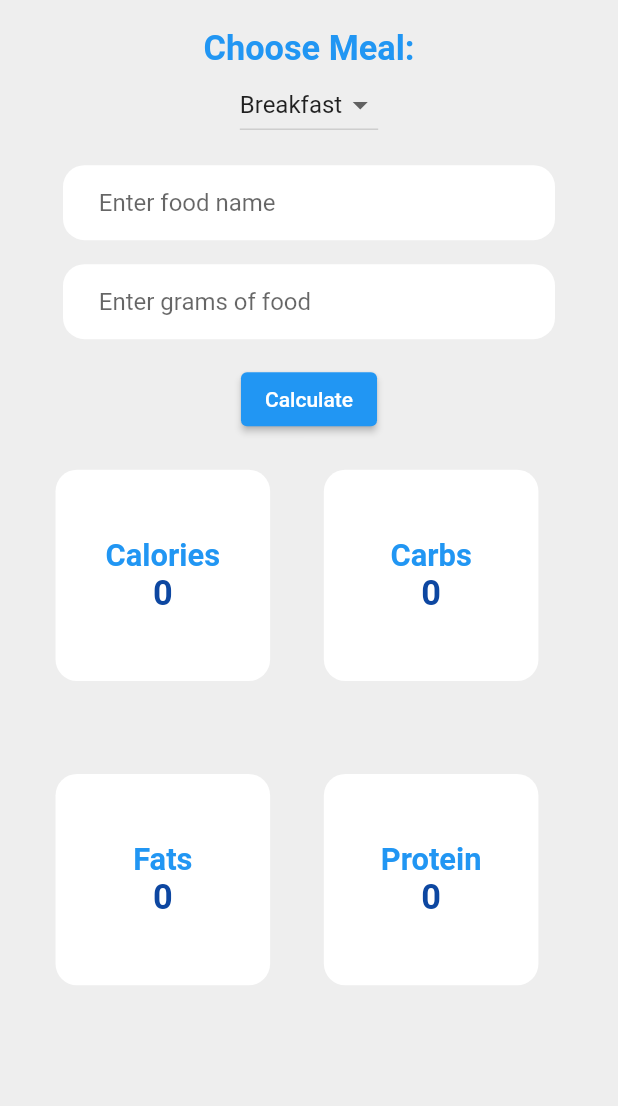
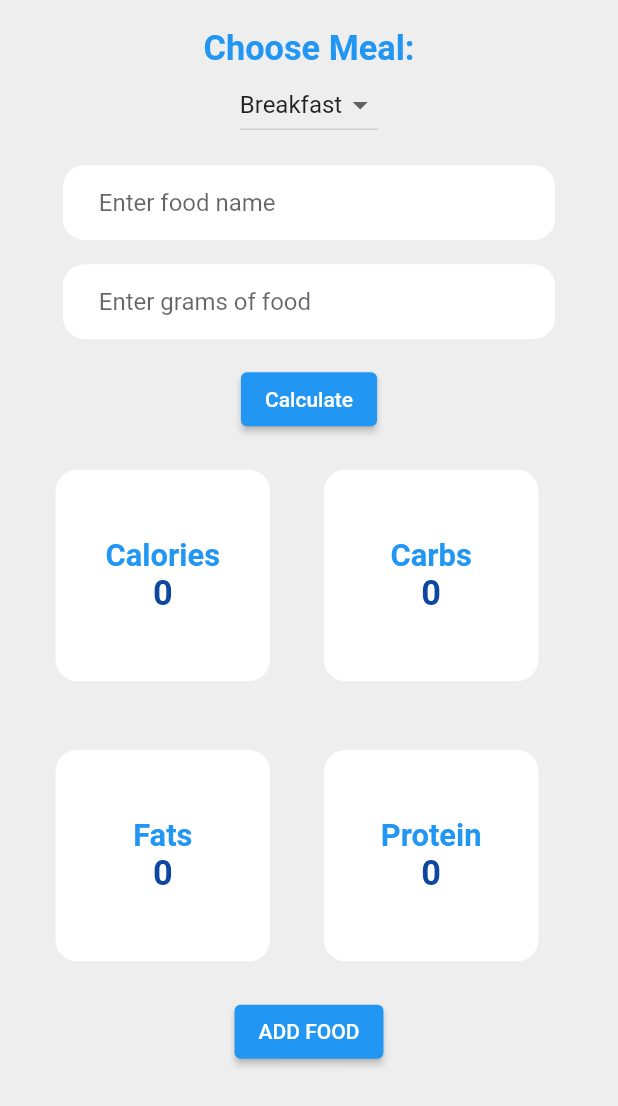
Before and after one commit to Md-Shadiuzzaman-Khan/Health-Tracker, a Flutter app: the NutritionCalculator screen opened directly, on a phone screen of 412 x 824 dp. Shown: the top 1106 px of the screen. Run offline on Flutter 3.47's test engine with Material 2 defaults, Android fonts, the light colour scheme and no system bars; our stand-ins replace dot_navigation_bar, flutter_screenutil, flutter_svg, font_awesome_flutter, percent_indicator and 2 more; missing offline and left inert: dart:ffi.

Commit message:
Initial commit

```diff
--- a/lib/screens/main_pages/free_diet.dart
+++ b/lib/screens/main_pages/free_diet.dart
@@ -1,7 +1,10 @@
 import 'dart:convert';
+import 'dart:ffi';
 
 import 'package:flutter/material.dart';
 import 'package:flutter_screenutil/flutter_screenutil.dart';
+import 'package:health_tracker/screens/main_pages/bottom_bar.dart';
+import 'package:health_tracker/screens/main_pages/home_page.dart';
 import 'package:http/http.dart' as http;
 
 class NutritionCalculator extends StatefulWidget {
@@ -24,7 +27,8 @@ class _NutritionCalculatorState extends State<NutritionCalculator> {
       return;
     }
 
-    final url = "https://api.api-ninjas.com/v1/nutrition?query=$name $serving_size_g grams $foodName";
+    final url =
+        "https://api.api-ninjas.com/v1/nutrition?query=$name $serving_size_g grams $foodName";
     final headers = {"x-Api-Key": "I3sov+4Ec2CrXQK9mauAQQ==PzCNNH5swQ7U6yde"};
 
     final response = await http.get(Uri.parse(url), headers: headers);
@@ -33,19 +37,18 @@ class _NutritionCalculatorState extends State<NutritionCalculator> {
       final data = json.decode(response.body);
 
       setState(() {
-        calories = data["calories"]["value"].toInt();
-        carbohydrates_total_g = data["carbohydrates"]["value"].toInt();
-        fat_total_g = data["fat"]["value"].toInt();
-        protein_g = data["protein"]["value"].toInt();
+        calories = 147;
+        carbohydrates_total_g = 1;
+        fat_total_g = 9;
+        protein_g = 12;
       });
-
     } else {
       throw Exception("Failed to load nutrition data");
     }
   }
 
   @override
-  void initState(){
+  void initState() {
     super.initState();
   }
 
@@ -59,7 +62,13 @@ class _NutritionCalculatorState extends State<NutritionCalculator> {
           child: Column(
             crossAxisAlignment: CrossAxisAlignment.center,
             children: [
-              Text("Choose Meal:", style: TextStyle(color: Colors.blue, fontSize: 20.sp, fontWeight: FontWeight.bold),),
+              Text(
+                "Choose Meal:",
+                style: TextStyle(
+                    color: Colors.blue,
+                    fontSize: 20.sp,
+                    fontWeight: FontWeight.bold),
+              ),
               DropdownButton(
                 value: name,
                 onChanged: (value) {
@@ -99,9 +108,8 @@ class _NutritionCalculatorState extends State<NutritionCalculator> {
                     padding: EdgeInsets.only(left: 20.w),
                     child: TextField(
                       decoration: InputDecoration(
-                        hintText: "Enter food name",
-                          border: InputBorder.none
-                      ),
+                          hintText: "Enter food name",
+                          border: InputBorder.none),
                       onChanged: (value) {
                         setState(() {
                           foodName = value;
@@ -124,9 +132,8 @@ class _NutritionCalculatorState extends State<NutritionCalculator> {
                     padding: EdgeInsets.only(left: 20.w),
                     child: TextField(
                       decoration: InputDecoration(
-                        hintText: "Enter grams of food",
-                        border: InputBorder.none
-                      ),
+                          hintText: "Enter grams of food",
+                          border: InputBorder.none),
                       onChanged: (value) {
                         setState(() {
                           serving_size_g = value;
@@ -137,12 +144,79 @@ class _NutritionCalculatorState extends State<NutritionCalculator> {
                 ),
               ),
               SizedBox(height: 16),
-
               ElevatedButton(
                 child: Text("Calculate"),
                 onPressed: _calculateNutrition,
               ),
-
+              AspectRatio(
+                aspectRatio: 2,
+                child: Row(
+                  children: [
+                    Padding(
+                      padding: EdgeInsets.all(15.h),
+                      child: Container(
+                        padding: EdgeInsets.all(10.h),
+                        height: 118.h,
+                        width: 125.w,
+                        decoration: BoxDecoration(
+                          color: Colors.white,
+                          borderRadius: BorderRadius.circular(12.h),
+                        ),
+                        child: Column(
+                          mainAxisAlignment: MainAxisAlignment.center,
+                          children: [
+                            Text(
+                              "Calories",
+                              style: TextStyle(
+                                  color: Colors.blue,
+                                  fontWeight: FontWeight.bold,
+                                  fontSize: 18.sp),
+                            ),
+                            Text(
+                              "$calories",
+                              style: TextStyle(
+                                  color: Colors.blue[900],
+                                  fontWeight: FontWeight.bold,
+                                  fontSize: 20.sp),
+                            ),
+                          ],
+                        ),
+                      ),
+                    ),
+                    Padding(
+                      padding: EdgeInsets.all(15.h),
+                      child: Container(
+                        padding: EdgeInsets.all(20.h),
+                        height: 118.h,
+                        width: 125.w,
+                        decoration: BoxDecoration(
+                          color: Colors.white,
+                          borderRadius: BorderRadius.circular(12.h),
+                        ),
+                        child: Column(
+                          mainAxisAlignment: MainAxisAlignment.center,
+                          children: [
+                            Text(
+                              "Carbs",
+                              style: TextStyle(
+                                  color: Colors.blue,
+                                  fontWeight: FontWeight.bold,
+                                  fontSize: 18.sp),
+                            ),
+                            Text(
+                              "$carbohydrates_total_g",
+                              style: TextStyle(
+                                  color: Colors.blue[900],
+                                  fontWeight: FontWeight.bold,
+                                  fontSize: 20.sp),
+                            ),
+                          ],
+                        ),
+                      ),
+                    ),
+                  ],
+                ),
+              ),
               AspectRatio(
                 aspectRatio: 2,
                 child: Row(
@@ -160,8 +234,20 @@ class _NutritionCalculatorState extends State<NutritionCalculator> {
                         child: Column(
                           mainAxisAlignment: MainAxisAlignment.center,
                           children: [
-                            Text("Calories", style: TextStyle(color: Colors.blue, fontWeight: FontWeight.bold, fontSize: 18.sp),),
-                            Text("$calories", style: TextStyle(color: Colors.blue[900], fontWeight: FontWeight.bold, fontSize: 20.sp),),
+                            Text(
+                              "Fats",
+                              style: TextStyle(
+                                  color: Colors.blue,
+                                  fontWeight: FontWeight.bold,
+                                  fontSize: 18.sp),
+                            ),
+                            Text(
+                              "$fat_total_g",
+                              style: TextStyle(
+                                  color: Colors.blue[900],
+                                  fontWeight: FontWeight.bold,
+                                  fontSize: 20.sp),
+                            ),
                           ],
                         ),
                       ),
@@ -179,8 +265,20 @@ class _NutritionCalculatorState extends State<NutritionCalculator> {
                         child: Column(
                           mainAxisAlignment: MainAxisAlignment.center,
                           children: [
-                            Text("Carbs", style: TextStyle(color: Colors.blue, fontWeight: FontWeight.bold, fontSize: 18.sp),),
-                            Text("$carbohydrates_total_g", style: TextStyle(color: Colors.blue[900], fontWeight: FontWeight.bold, fontSize: 20.sp),),
+                            Text(
+                              "Protein",
+                              style: TextStyle(
+                                  color: Colors.blue,
+                                  fontWeight: FontWeight.bold,
+                                  fontSize: 18.sp),
+                            ),
+                            Text(
+                              "$protein_g",
+                              style: TextStyle(
+                                  color: Colors.blue[900],
+                                  fontWeight: FontWeight.bold,
+                                  fontSize: 20.sp),
+                            ),
                           ],
                         ),
                       ),
@@ -188,52 +286,23 @@ class _NutritionCalculatorState extends State<NutritionCalculator> {
                   ],
                 ),
               ),
-              SizedBox(height: 16),
-              AspectRatio(
-                aspectRatio: 2,
-                child: Row(
-                  children: [
-                    Padding(
-                      padding: EdgeInsets.all(15.h),
-                      child: Container(
-                        padding: EdgeInsets.all(20.h),
-                        height: 118.h,
-                        width: 125.w,
-                        decoration: BoxDecoration(
-                          color: Colors.white,
-                          borderRadius: BorderRadius.circular(12.h),
-                        ),
-                        child: Column(
-                          mainAxisAlignment: MainAxisAlignment.center,
-                          children: [
-                            Text("Fats", style: TextStyle(color: Colors.blue, fontWeight: FontWeight.bold, fontSize: 18.sp),),
-                            Text("$fat_total_g", style: TextStyle(color: Colors.blue[900], fontWeight: FontWeight.bold, fontSize: 20.sp),),
-                          ],
-                        ),
+              InkWell(
+                child: ElevatedButton(
+                  onPressed: () {
+                    final snackBar = SnackBar(content: Text('Food added successfully!'));
+                    ScaffoldMessenger.of(context).showSnackBar(snackBar);
+
+                    Navigator.push(
+                      context,
+                      MaterialPageRoute(
+                        builder: (context) => Nav(),
                       ),
-                    ),
-                    Padding(
-                      padding: EdgeInsets.all(15.h),
-                      child: Container(
-                        padding: EdgeInsets.all(20.h),
-                        height: 118.h,
-                        width: 125.w,
-                        decoration: BoxDecoration(
-                          color: Colors.white,
-                          borderRadius: BorderRadius.circular(12.h),
-                        ),
-                        child: Column(
-                          mainAxisAlignment: MainAxisAlignment.center,
-                          children: [
-                            Text("Protein", style: TextStyle(color: Colors.blue, fontWeight: FontWeight.bold, fontSize: 18.sp),),
-                            Text("$protein_g", style: TextStyle(color: Colors.blue[900], fontWeight: FontWeight.bold, fontSize: 20.sp),),
-                          ],
-                        ),
-                      ),
-                    ),
-                  ],
+                    );
+                  },
+                  child: Text("ADD FOOD"),
                 ),
               ),
+
             ],
           ),
         ),
```
Also changed, not shown: lib/screens/daily_summary_screens/meals_consumed.dart (+14 -4 lines), lib/screens/daily_summary_screens/remaining_calorie.dart (+11 -11 lines).
